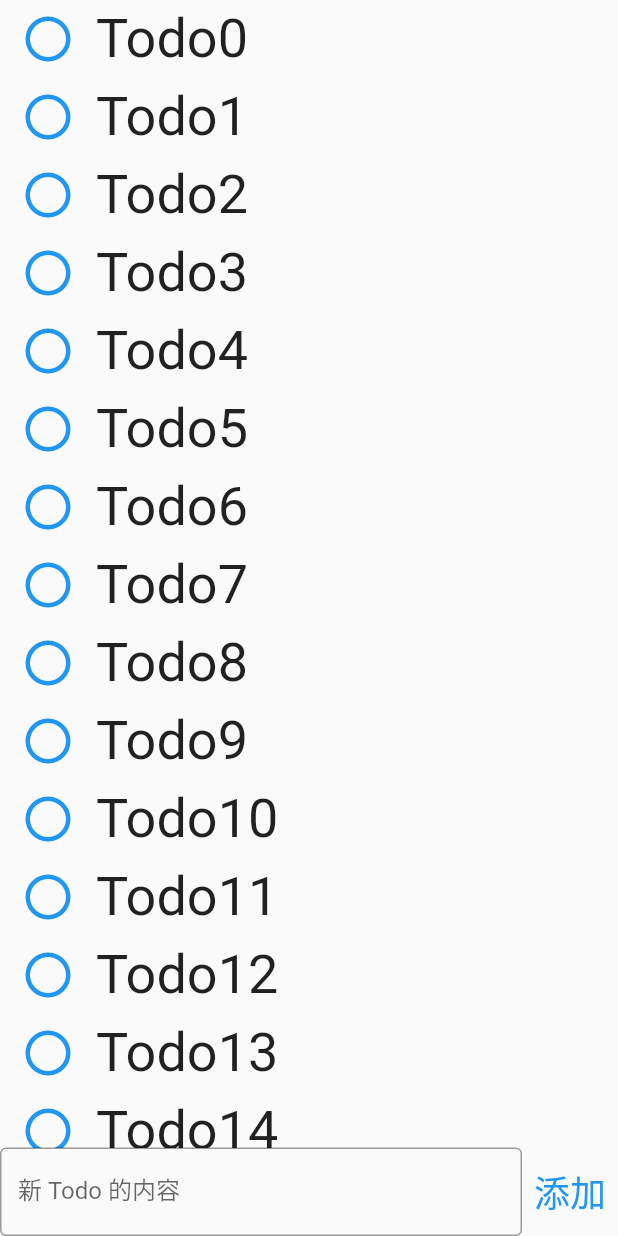
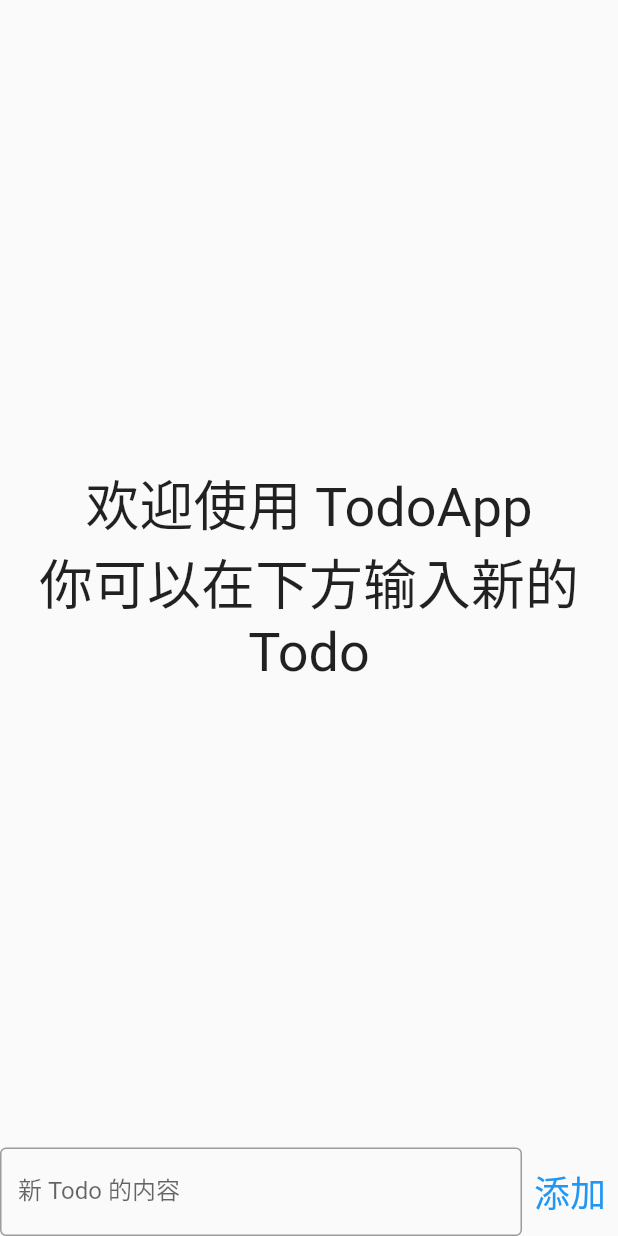
Before and after one commit to thu-flutter-dev/todoapp, a Flutter app: the screen it shows after launch, on a phone screen of 412 x 824 dp. Run offline on Flutter 3.47's test engine with Material 2 defaults, Android fonts, the phone set to English and light mode, and no system bars.

Commit message:
finish app

```diff
--- a/lib/main.dart
+++ b/lib/main.dart
@@ -1,9 +1,15 @@
 import 'package:flutter/material.dart';
 import 'package:provider/provider.dart';
+import 'package:flutter/foundation.dart' show kDebugMode;
+
 import 'model.dart';
 
 void main() {
-  runApp(MyApp(defaultTodoContents: defaultTodoContents));
+  if (kDebugMode) {
+    runApp(MyApp(defaultTodoContents: defaultTodoContents));
+  } else {
+    runApp(MyApp(defaultTodoContents: []));
+  }
 }
 
 class MyApp extends StatelessWidget {
@@ -33,10 +39,19 @@ class ContentWidget extends StatelessWidget {
       children: [
         Expanded(
           child: Consumer<TodoListModel>(builder: (context, model, child) {
-            return ListView(
-              children:
-                  model.data.map((todo) => TodoWidget(todo: todo)).toList(),
-            );
+            if (model.data.isNotEmpty) {
+              return ListView(
+                children:
+                    model.data.map((todo) => TodoWidget(todo: todo)).toList(),
+              );
+            } else {
+              return Center(
+                  child: Text(
+                "欢迎使用 TodoApp\n你可以在下方输入新的 Todo",
+                style: TextStyle(fontSize: 36),
+                textAlign: TextAlign.center,
+              ));
+            }
           }),
         ),
         AddTodoWidget()
```
